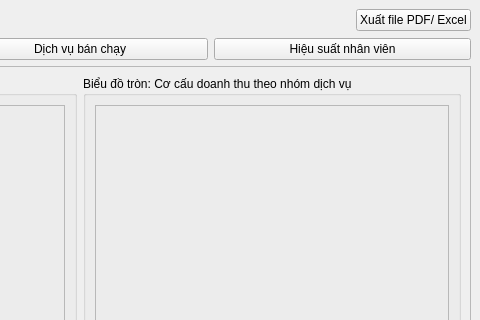
This is ui/designer_files/baocao_thongke.ui in phamduy-hung/xaydungphanmemquanlydichvuchamsocxeoto as Qt 5 draws it before an edit; both pictures show x 320 to 800 and y 0 to 320 of the 800 by 600 pixel window. The edited form follows.
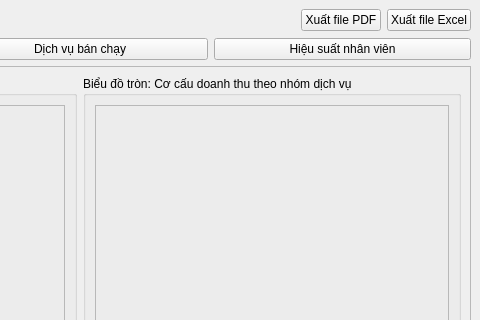
This is the edited form.

Diff of the .ui file:
```diff
--- a/ui/designer_files/baocao_thongke.ui
+++ b/ui/designer_files/baocao_thongke.ui
@@ -61,7 +61,14 @@
       <item>
        <widget class="QPushButton" name="btn_xuatfile">
         <property name="text">
-         <string>Xuất file PDF/ Excel</string>
+         <string>Xuất file PDF</string>
+        </property>
+       </widget>
+      </item>
+      <item>
+       <widget class="QPushButton" name="btn_xuat_file_excel">
+        <property name="text">
+         <string>Xuất file Excel</string>
         </property>
        </widget>
       </item>
```
Left out of the diff: 2 changed lines with no effect on the pictures.
